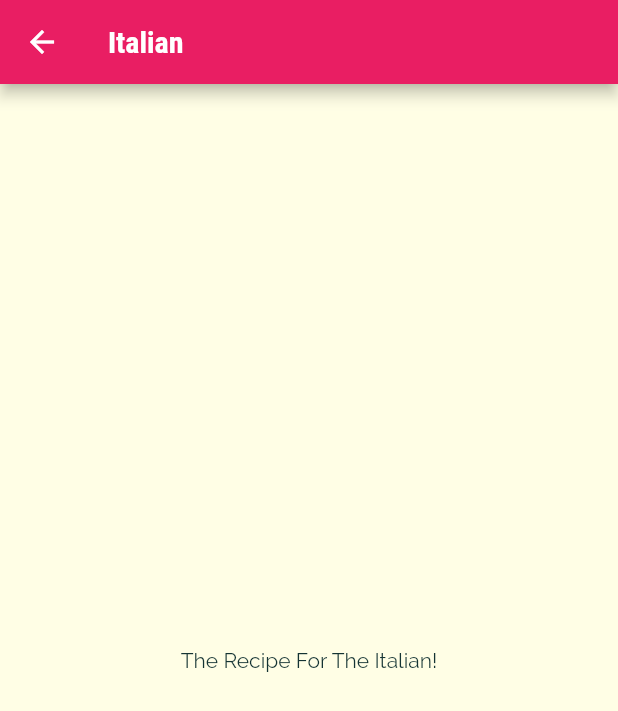
After one commit to eliassparagis/flutter, a Flutter app: the screen it shows after launch, after a tap on "Italian", on a phone screen of 412 x 824 dp. The commit adds this screen. Shown: the top 711 px of the screen. Run offline on Flutter 3.47's test engine with Material 2 defaults, Android fonts, the phone set to English and light mode, and no system bars.

Commit message:
basic navigation

```diff
--- a/lib/categories_screen.dart
+++ b/lib/categories_screen.dart
@@ -14,6 +14,7 @@ class CategoriesScreen extends StatelessWidget {
         padding: const EdgeInsets.all(25),
         children: DUMMY_CATEGORIES.map((catData) {
           return CategoryItem(
+            id: catData.id,
             title: catData.title,
             color: catData.color,
           );
--- a/lib/category_item.dart
+++ b/lib/category_item.dart
@@ -1,17 +1,30 @@
+import 'package:deli_meals/category_meals_screen.dart';
 import 'package:flutter/material.dart';
 
 class CategoryItem extends StatelessWidget {
+  final String id;
   final String title;
   final Color color;
 
   const CategoryItem({
+    this.id,
     this.title,
     this.color,
   });
 
+  void selectCategory(BuildContext context) {
+    Navigator.of(context).push(
+      MaterialPageRoute(builder: (_) => CategoryMealsScreen(id, title)),
+    );
+  }
+
   @override
   Widget build(BuildContext context) {
-    return Container(
+    return InkWell(
+      onTap: () => selectCategory(context),
+      splashColor: Theme.of(context).primaryColor,
+      borderRadius: BorderRadius.circular(15),
+      child: Container(
         padding: const EdgeInsets.all(15),
         child: Text(
           title,
@@ -25,6 +38,7 @@ class CategoryItem extends StatelessWidget {
           ),
           borderRadius: BorderRadius.circular(15),
         ),
+      ),
     );
   }
 }
--- /dev/null
+++ b/lib/category_meals_screen.dart
@@ -0,0 +1,19 @@
+import 'package:flutter/material.dart';
+
+class CategoryMealsScreen extends StatelessWidget {
+  final String categoryId;
+  final String categoryTitle;
+
+  CategoryMealsScreen(this.categoryId, this.categoryTitle);
+
+  @override
+  Widget build(BuildContext context) {
+    return Scaffold(
+        appBar: AppBar(
+          title: Text(categoryTitle),
+        ),
+        body: Center(
+          child: Text('The Recipe For The $categoryTitle!'),
+        ));
+  }
+}
```
Lines whose indentation alone changed are shown as unchanged.
